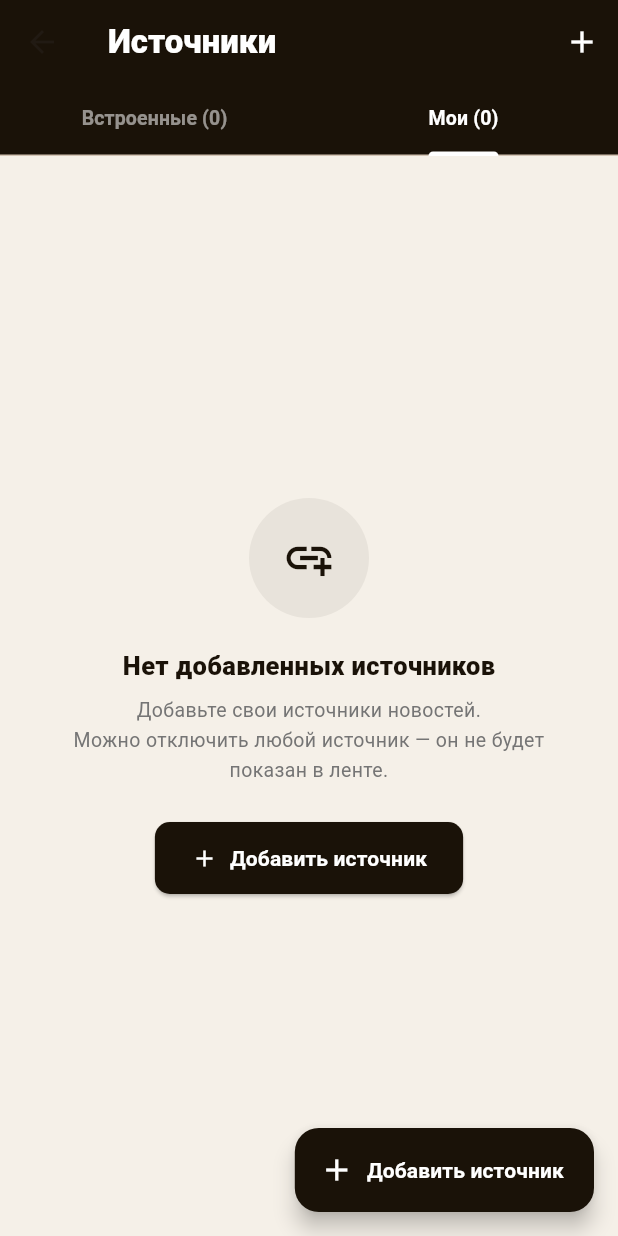
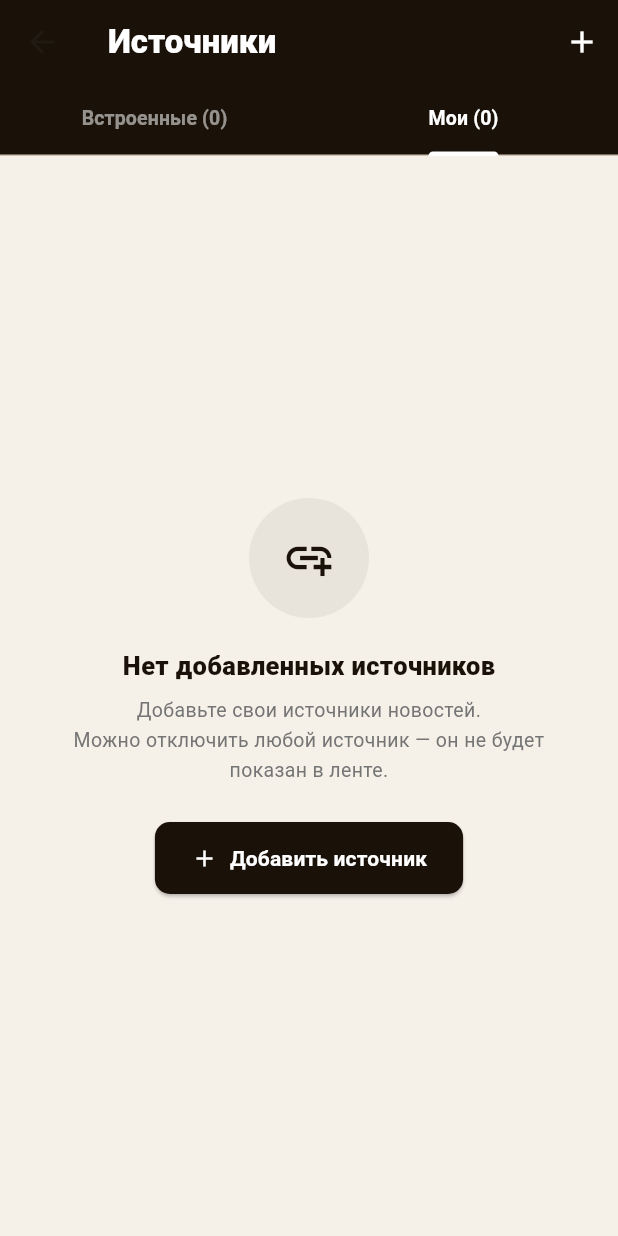
Before and after one commit to smuziVpyze/fakescope, a Flutter app: the SourcesScreen screen opened directly, tab 2 chosen, on a phone screen of 412 x 824 dp. Run offline on Flutter 3.47's test engine with Material 3 defaults, Android fonts, the phone set to English and light mode, and no system bars; our stand-ins replace dio, flutter_riverpod; missing offline and left inert: graphview; network calls fail.

Commit message:
fix: remove FAB duplicate, fix overflow in user source card

```diff
--- a/flutter_app/lib/features/sources/screens/sources_screen.dart
+++ b/flutter_app/lib/features/sources/screens/sources_screen.dart
@@ -456,14 +456,7 @@ class _SourcesScreenState extends State<SourcesScreen>
                     ),
         ],
       ),
-      floatingActionButton: FloatingActionButton.extended(
-        onPressed: _showAddSourceDialog,
-        backgroundColor: const Color(0xFF1A1208),
-        foregroundColor: Colors.white,
-        icon: const Icon(Icons.add),
-        label: const Text('Добавить источник',
-            style: TextStyle(fontWeight: FontWeight.w700)),
-      ),
+
     );
   }
 
@@ -735,10 +728,10 @@ class _SourcesScreenState extends State<SourcesScreen>
                   ]),
                 ),
               ),
-              const SizedBox(width: 4),
               Switch(
                 value: enabled,
                 activeColor: const Color(0xFF43A047),
+                materialTapTargetSize: MaterialTapTargetSize.shrinkWrap,
                 onChanged: (_) => _toggleUserSource(s['id'], enabled),
               ),
               IconButton(
```
